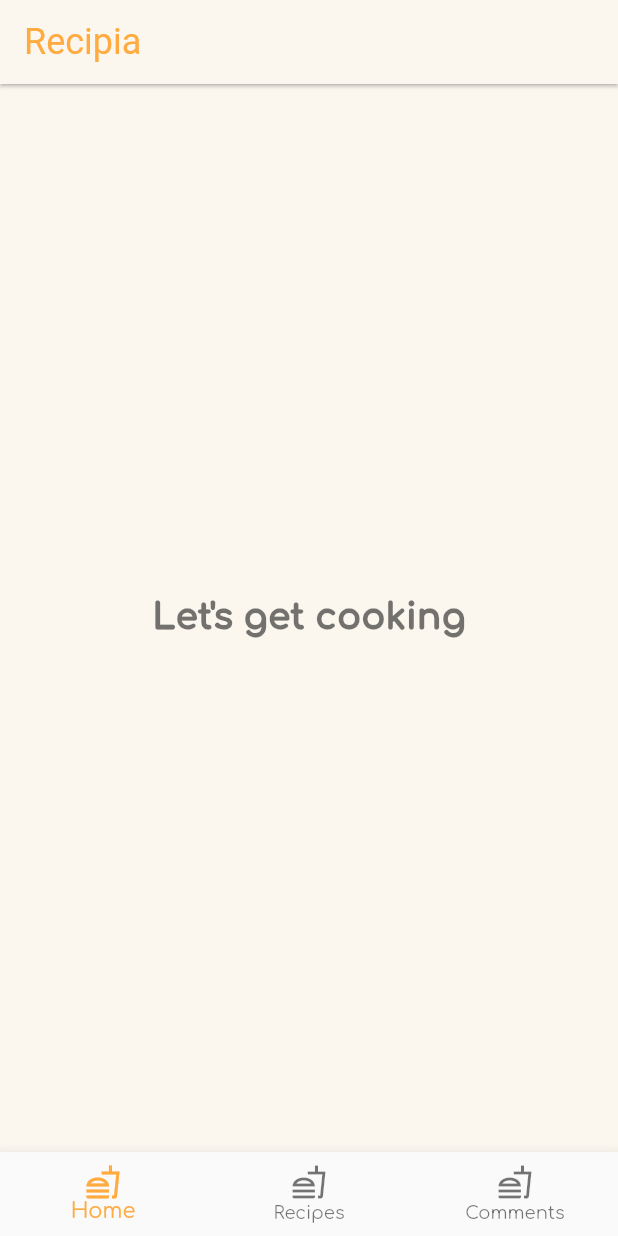
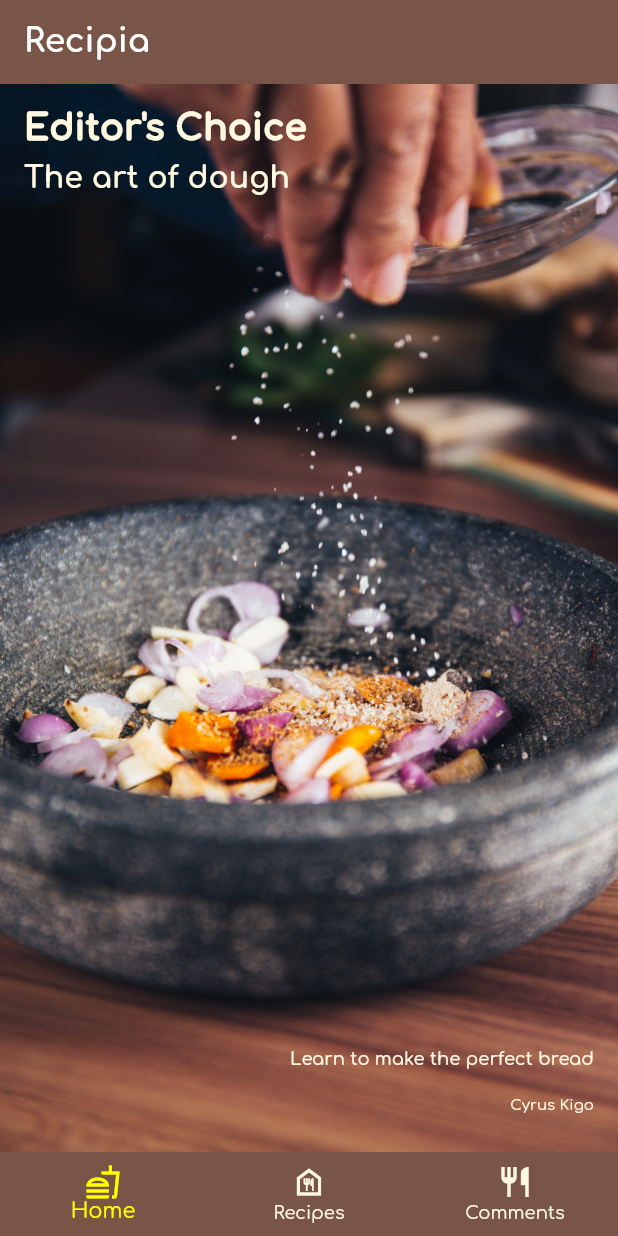
Before and after one commit to cyruskigo30/recipia, a Flutter app: the screen it shows after launch, on a phone screen of 412 x 824 dp. Run offline on Flutter 3.47's test engine with Material 2 defaults, Android fonts, the light colour scheme and no system bars; our stand-ins replace google_fonts.

Commit message:
create the recipia theme and home pages

```diff
--- a/lib/main.dart
+++ b/lib/main.dart
@@ -14,6 +14,7 @@ class MyApp extends StatelessWidget {
     final theme = RecipiaTheme.light();
     //Todo Apply home widget
     return MaterialApp(
+      debugShowCheckedModeBanner: false,
       themeMode: ThemeMode.system,
       title: 'Recipia',
       theme: theme,
--- a/lib/services/home/home.dart
+++ b/lib/services/home/home.dart
@@ -1,6 +1,8 @@
 import 'package:flutter/material.dart';
+import 'package:recipia/services/home/pages/author.dart';
+import 'package:recipia/services/home/pages/main_recipe.dart';
 import 'package:recipia/theme/colors.dart';
-import 'package:recipia/theme/recipia_theme.dart';
+import 'package:recipia/utils/constants.dart';
 
 class Home extends StatefulWidget {
   const Home({Key? key}) : super(key: key);
@@ -10,46 +12,79 @@ class Home extends StatefulWidget {
 }
 
 class _HomeState extends State<Home> {
-  ///todo add state variables nad functions
+  ///add state variables and functions
+  ///selected index keeps track fo which tab is currently selected
+  ///the selected index state is being tracked by home state
+  int _selectedIndex = 0;
+
+  ///we define the widgets that will be displayed on each tab
+  static List<Widget> pages = <Widget>[
+    ///todo replace with card one
+    const MainRecipe(),
+
+    ///todo replace with card two
+    const Author(),
+
+    ///todo replace with card three
+    Container(),
+  ];
+
+  ///function that handles tapped bar item and we set the index of the item the user pressed
+  ///set state notifies the home state that the state of the object has changed and it rebuilds this widget internally
+  void _onItemTapped(int index) {
+    setState(() {
+      _selectedIndex = index;
+    });
+  }
+
   @override
   Widget build(BuildContext context) {
     return Scaffold(
       appBar: AppBar(
-        elevation: 1,
+        elevation: kDefaultElevation,
         centerTitle: false,
         title: Text(
           'Recipia',
+          style: Theme.of(context).textTheme.headline2?.copyWith(
+                color: kWhiteColor,
+              ),
         ),
       ),
 
-      ///todo show selected tab
-      body: Center(
-        child: Text(
-          "Let's get cooking",
-          style: Theme.of(context).textTheme.headline1,
-        ),
-      ),
+      /// as the framework rebuild the widget it displays the content of the selected bar item
+      body: pages[_selectedIndex],
 
       ///Add bottom navigation bar
       bottomNavigationBar: BottomNavigationBar(
-          selectedItemColor:
-              Theme.of(context).textSelectionTheme.selectionColor,
+        ///define the elevation of the bottom navigation bar
+        elevation: kDefaultElevation,
 
-          ///todo set selected tab bar
+        ///set the selection color when a tab is tapped
+        ///this color is set in the theme specifically the bottom navigation theme data on the selected item color parameter
+        selectedItemColor: Theme.of(context).textSelectionTheme.selectionColor,
+
+        ///set selected tab bar to be the current index which is a default parameter
+        ///current index tells the bottom navigation bar which tab bar to highlight
+        currentIndex: _selectedIndex,
+
+        ///on tap is an inbuilt function parameter which calls the private custom function
+        ///that sets selected index  in order for the home state to rebuild
+        onTap: _onItemTapped,
         items: const <BottomNavigationBarItem>[
           BottomNavigationBarItem(
             icon: Icon(Icons.fastfood_outlined),
             label: 'Home',
           ),
           BottomNavigationBarItem(
-              icon: Icon(Icons.fastfood_outlined),
+            icon: Icon(Icons.food_bank_outlined),
             label: 'Recipes',
           ),
           BottomNavigationBarItem(
-              icon: Icon(Icons.fastfood_outlined),
+            icon: Icon(Icons.restaurant_outlined),
             label: 'Comments',
           ),
-          ]),
+        ],
+      ),
     );
   }
 }
--- /dev/null
+++ b/lib/services/home/pages/author.dart
@@ -0,0 +1,74 @@
+import 'package:flutter/material.dart';
+import 'package:recipia/theme/colors.dart';
+import 'package:recipia/theme/recipia_theme.dart';
+
+class Author extends StatelessWidget {
+  const Author({
+    Key? key,
+  }) : super(key: key);
+  final String category = "Editor's Choice";
+  final String title = "The art of dough";
+  final String description = "Learn to make the perfect bread";
+  final String chef = "Cyrus Kigo";
+
+  @override
+  Widget build(BuildContext context) {
+    return Center(
+      child: Container(
+        width: double.infinity,
+        height: double.infinity,
+        padding: const EdgeInsets.all(16),
+        // constraints: const BoxConstraints.expand(
+        //   width: 350,
+        //   height: 450,
+        // ),
+        decoration: const BoxDecoration(
+          color: kWhiteColor,
+          image: DecorationImage(
+            image: AssetImage(
+              'assets/images/pageTwo.jpg',
+            ),
+            fit: BoxFit.cover,
+          ),
+          // borderRadius: BorderRadius.all(
+          //   Radius.circular(kDefaultBorderRadius),
+          // ),
+        ),
+
+        ///add stack of text to the container
+
+        child: Stack(
+          children: [
+            Text(
+              category,
+              style: RecipiaTheme.lightTextTheme.headline1,
+            ),
+            Positioned(
+              child: Text(
+                title,
+                style: RecipiaTheme.lightTextTheme.headline3,
+              ),
+              top: 35,
+            ),
+            Positioned(
+              child: Text(
+                description,
+                style: RecipiaTheme.lightTextTheme.bodyText1,
+              ),
+              bottom: 40,
+              right: 0,
+            ),
+            Positioned(
+              child: Text(
+                chef,
+                style: RecipiaTheme.lightTextTheme.bodyText2,
+              ),
+              bottom: 10,
+              right: 0,
+            ),
+          ],
+        ),
+      ),
+    );
+  }
+}
--- /dev/null
+++ b/lib/services/home/pages/main_recipe.dart
@@ -0,0 +1,74 @@
+import 'package:flutter/material.dart';
+import 'package:recipia/theme/colors.dart';
+import 'package:recipia/theme/recipia_theme.dart';
+
+class MainRecipe extends StatelessWidget {
+  const MainRecipe({
+    Key? key,
+  }) : super(key: key);
+  final String category = "Editor's Choice";
+  final String title = "The art of dough";
+  final String description = "Learn to make the perfect bread";
+  final String chef = "Cyrus Kigo";
+
+  @override
+  Widget build(BuildContext context) {
+    return Center(
+      child: Container(
+        width: double.infinity,
+        height: double.infinity,
+        padding: const EdgeInsets.all(16),
+        // constraints: const BoxConstraints.expand(
+        //   width: 350,
+        //   height: 450,
+        // ),
+        decoration: const BoxDecoration(
+          color: kWhiteColor,
+          image: DecorationImage(
+            image: AssetImage(
+              'assets/images/pageOne.jpg',
+            ),
+            fit: BoxFit.cover,
+          ),
+          // borderRadius: BorderRadius.all(
+          //   Radius.circular(kDefaultBorderRadius),
+          // ),
+        ),
+
+        ///add stack of text to the container
+
+        child: Stack(
+          children: [
+            Text(
+              category,
+              style: RecipiaTheme.darkTextTheme.headline1,
+            ),
+            Positioned(
+              child: Text(
+                title,
+                style: RecipiaTheme.darkTextTheme.headline3,
+              ),
+              top: 35,
+            ),
+            Positioned(
+              child: Text(
+                description,
+                style: RecipiaTheme.darkTextTheme.bodyText1,
+              ),
+              bottom: 40,
+              right: 0,
+            ),
+            Positioned(
+              child: Text(
+                chef,
+                style: RecipiaTheme.darkTextTheme.bodyText2,
+              ),
+              bottom: 10,
+              right: 0,
+            ),
+          ],
+        ),
+      ),
+    );
+  }
+}
--- a/lib/theme/colors.dart
+++ b/lib/theme/colors.dart
@@ -1,20 +1,22 @@
 import 'package:flutter/material.dart';
 
 ///Light theme colors
-Color kLightScaffoldColor = const Color.fromARGB(255, 251, 247, 239);
-Color kLightAppBarBackgroundColor = const Color.fromARGB(255, 251, 247, 239);
-Color kLightAppBarTextColor = Colors.orangeAccent;
-Color kLightTextColor = Colors.black54;
+Color kLightScaffoldColor = Colors.amber.shade50;
+Color kLightAppBarBackgroundColor = Colors.brown;
+Color kLightAppBarTextColor = Colors.amber.shade50;
+Color kLightCardColor = Colors.amber.shade50;
+Color kLightTextColor = Colors.black;
 
 ///Dark theme colors
-Color kDarkScaffoldColor = Colors.grey.shade900;
-Color kDarkAppBarBackgroundColor = Colors.grey.shade900;
-Color kDarkAppBarTextColor = Colors.orangeAccent;
-Color kDarkTextColor = Colors.white;
+Color kDarkScaffoldColor = Colors.grey.shade600;
+Color kDarkAppBarBackgroundColor = Colors.blueGrey.shade900;
+Color kDarkAppBarTextColor = Colors.amber.shade800;
+Color kDarkCardColor = Colors.blueGrey.shade900;
+Color kDarkTextColor = Colors.amber.shade50;
 
 ///Common theme colors
 
-Color kPrimaryColor = Colors.orangeAccent;
+Color kPrimaryColor = Colors.yellowAccent;
 // Color kLightPrimaryColor = Colors.orangeAccent.shade100;
 // Color kDarkPrimaryColor = Colors.grey.shade900;
 
--- a/lib/theme/recipia_theme.dart
+++ b/lib/theme/recipia_theme.dart
@@ -1,6 +1,7 @@
 import 'package:flutter/material.dart';
 import 'package:google_fonts/google_fonts.dart';
-import 'package:recipia/theme/colors.dart';
+
+import 'colors.dart';
 
 class RecipiaTheme {
   ///Declare a text theme called light text theme which uses google font comfortaa with predefined font size and weight
@@ -106,17 +107,21 @@ class RecipiaTheme {
         foregroundColor: kLightAppBarTextColor,
         backgroundColor: kLightAppBarBackgroundColor,
         titleTextStyle: TextStyle(
-          fontSize: 24,
+          fontSize: 22,
           color: kLightAppBarTextColor,
+          fontWeight: FontWeight.w300,
         ),
       ),
       floatingActionButtonTheme: FloatingActionButtonThemeData(
-        foregroundColor: kWhiteColor,
-        backgroundColor: kPrimaryColor,
+        foregroundColor: kLightAppBarTextColor,
+        backgroundColor: kLightAppBarBackgroundColor,
       ),
       bottomNavigationBarTheme: BottomNavigationBarThemeData(
         selectedItemColor: kPrimaryColor,
+        unselectedItemColor: kLightAppBarTextColor,
+        backgroundColor: kLightAppBarBackgroundColor,
       ),
+      cardColor: kLightCardColor,
       textTheme: lightTextTheme,
     );
   }
@@ -131,17 +136,21 @@ class RecipiaTheme {
         foregroundColor: kDarkAppBarTextColor,
         backgroundColor: kDarkAppBarBackgroundColor,
         titleTextStyle: TextStyle(
-          fontSize: 24,
-          color: kDarkAppBarTextColor,
+          fontSize: 22,
+          color: kLightCardColor,
+          fontWeight: FontWeight.w300,
         ),
       ),
       floatingActionButtonTheme: FloatingActionButtonThemeData(
-        foregroundColor: kWhiteColor,
-        backgroundColor: kPrimaryColor,
+        foregroundColor: kDarkAppBarTextColor,
+        backgroundColor: kDarkCardColor,
       ),
       bottomNavigationBarTheme: BottomNavigationBarThemeData(
         selectedItemColor: kPrimaryColor,
+        unselectedItemColor: kWhiteColor,
+        backgroundColor: kDarkAppBarBackgroundColor,
       ),
+      cardColor: kDarkCardColor,
       textTheme: darkTextTheme,
     );
   }
--- a/lib/utils/constants.dart
+++ b/lib/utils/constants.dart
@@ -0,0 +1,2 @@
+const kDefaultElevation = 0.0;
+const kDefaultBorderRadius = 10.0;
```
Also changed, not shown: assets/images/pageOne.jpg (added), assets/images/pageTwo.jpg (added), pubspec.lock, 2 other files. Lines whose indentation alone changed are shown as unchanged.
